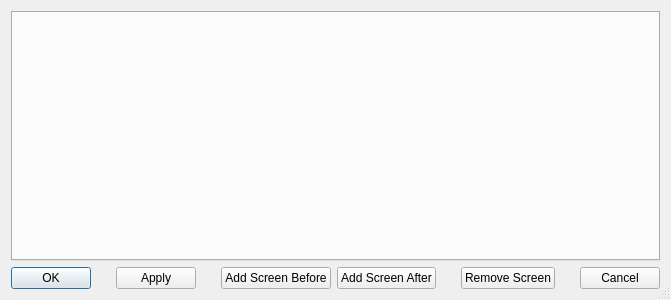
Rsclub22/Minos2-Mirror, file mqt/MqtBase/ScreenConfig.ui: the form before one commit.
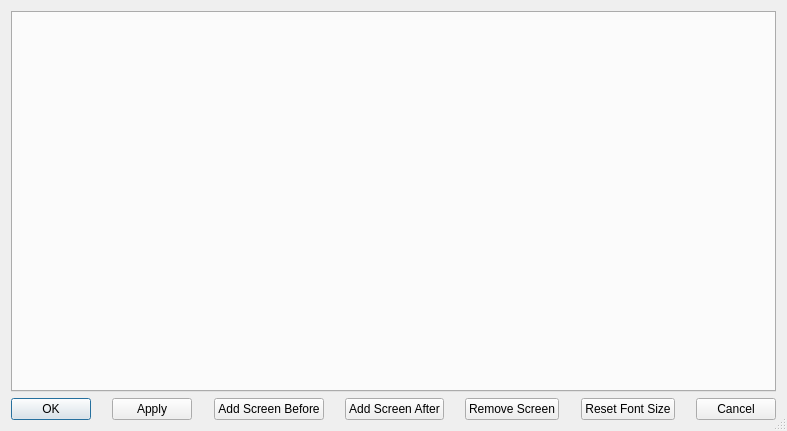
The form after the commit.

Commit message: Add font size configuration

```diff
--- a/mqt/MqtBase/ScreenConfig.ui
+++ b/mqt/MqtBase/ScreenConfig.ui
@@ -6,8 +6,8 @@
    <rect>
     <x>0</x>
     <y>0</y>
-    <width>671</width>
-    <height>300</height>
+    <width>787</width>
+    <height>431</height>
    </rect>
   </property>
   <property name="windowTitle">
@@ -76,6 +76,19 @@
        </property>
       </widget>
      </item>
+     <item>
+      <spacer name="horizontalSpacer_6">
+       <property name="orientation">
+        <enum>Qt::Horizontal</enum>
+       </property>
+       <property name="sizeHint" stdset="0">
+        <size>
+         <width>40</width>
+         <height>20</height>
+        </size>
+       </property>
+      </spacer>
+     </item>
      <item>
       <widget class="QPushButton" name="addScreenAfterButton">
        <property name="text">
@@ -103,6 +116,26 @@
        </property>
       </widget>
      </item>
+     <item>
+      <spacer name="horizontalSpacer_2">
+       <property name="orientation">
+        <enum>Qt::Horizontal</enum>
+       </property>
+       <property name="sizeHint" stdset="0">
+        <size>
+         <width>40</width>
+         <height>20</height>
+        </size>
+       </property>
+      </spacer>
+     </item>
+     <item>
+      <widget class="QPushButton" name="resetFontButton">
+       <property name="text">
+        <string>Reset Font Size</string>
+       </property>
+      </widget>
+     </item>
      <item>
       <spacer name="horizontalSpacer_3">
        <property name="orientation">
```
The commit also changes 28 other files.
